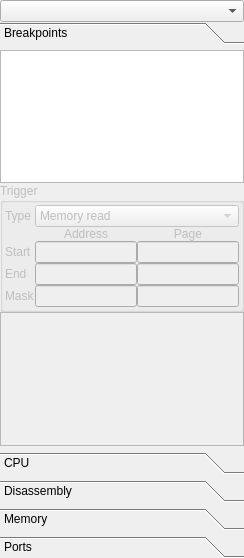
The window that gui-qt/calcdebuger.ui (labsin/TilEm) describes before a commit, drawn with Qt 5.
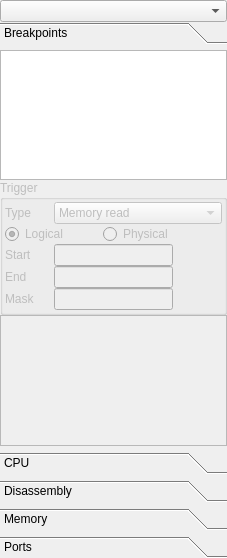
The same window after the commit. The open tabs and pages were chosen to show the change. Custom widgets are drawn as their Qt base class.

Commit message: Changed breakpoint UI to properly match internals.

What changed in the file:
```diff
--- a/gui-qt/calcdebuger.ui
+++ b/gui-qt/calcdebuger.ui
@@ -6,7 +6,7 @@
    <rect>
     <x>0</x>
     <y>0</y>
-    <width>244</width>
+    <width>227</width>
     <height>558</height>
    </rect>
   </property>
@@ -33,7 +33,7 @@
        <rect>
         <x>0</x>
         <y>0</y>
-        <width>234</width>
+        <width>217</width>
         <height>354</height>
        </rect>
       </property>
@@ -73,10 +73,10 @@
             </property>
            </widget>
           </item>
-          <item row="2" column="1">
+          <item row="2" column="1" colspan="2">
            <widget class="QLineEdit" name="le_break_start_addr">
             <property name="inputMask">
-             <string>HHHH; </string>
+             <string>HHHHHHHH; </string>
             </property>
            </widget>
           </item>
@@ -87,10 +87,10 @@
             </property>
            </widget>
           </item>
-          <item row="3" column="1">
+          <item row="3" column="1" colspan="2">
            <widget class="QLineEdit" name="le_break_end_addr">
             <property name="inputMask">
-             <string>HHHH; </string>
+             <string>HHHHHHHH; </string>
             </property>
            </widget>
           </item>
@@ -101,73 +101,7 @@
             </property>
            </widget>
           </item>
-          <item row="4" column="1">
-           <widget class="QLineEdit" name="le_break_mask_addr">
-            <property name="inputMask">
-             <string>HHHH; </string>
-            </property>
-           </widget>
-          </item>
-          <item row="2" column="2">
-           <widget class="QLineEdit" name="le_break_start_page">
-            <property name="sizePolicy">
-             <sizepolicy hsizetype="Maximum" vsizetype="Fixed">
-              <horstretch>0</horstretch>
-              <verstretch>0</verstretch>
-             </sizepolicy>
-            </property>
-            <property name="inputMask">
-             <string>HH; </string>
-            </property>
-           </widget>
-          </item>
-          <item row="3" column="2">
-           <widget class="QLineEdit" name="le_break_end_page">
-            <property name="sizePolicy">
-             <sizepolicy hsizetype="Maximum" vsizetype="Fixed">
-              <horstretch>0</horstretch>
-              <verstretch>0</verstretch>
-             </sizepolicy>
-            </property>
-            <property name="inputMask">
-             <string>HH; </string>
-            </property>
-           </widget>
-          </item>
-          <item row="4" column="2">
-           <widget class="QLineEdit" name="le_break_mask_page">
-            <property name="sizePolicy">
-             <sizepolicy hsizetype="Maximum" vsizetype="Fixed">
-              <horstretch>0</horstretch>
-              <verstretch>0</verstretch>
-             </sizepolicy>
-            </property>
-            <property name="inputMask">
-             <string>HH; </string>
-            </property>
-           </widget>
-          </item>
-          <item row="1" column="1">
-           <widget class="QLabel" name="label_30">
-            <property name="text">
-             <string>Address</string>
-            </property>
-            <property name="alignment">
-             <set>Qt::AlignCenter</set>
-            </property>
-           </widget>
-          </item>
-          <item row="1" column="2">
-           <widget class="QLabel" name="label_31">
-            <property name="text">
-             <string>Page</string>
-            </property>
-            <property name="alignment">
-             <set>Qt::AlignCenter</set>
-            </property>
-           </widget>
-          </item>
-          <item row="0" column="1" colspan="2">
+          <item row="0" column="1" colspan="3">
            <widget class="QComboBox" name="cb_break_type">
             <item>
              <property name="text">
@@ -208,6 +142,30 @@
             </property>
            </widget>
           </item>
+          <item row="1" column="0" colspan="2">
+           <widget class="QRadioButton" name="rb_break_logical">
+            <property name="text">
+             <string>Logical</string>
+            </property>
+            <property name="checked">
+             <bool>true</bool>
+            </property>
+           </widget>
+          </item>
+          <item row="1" column="2">
+           <widget class="QRadioButton" name="rb_break_physical">
+            <property name="text">
+             <string>Physical</string>
+            </property>
+           </widget>
+          </item>
+          <item row="4" column="1" colspan="2">
+           <widget class="QLineEdit" name="le_break_mask_addr">
+            <property name="inputMask">
+             <string>HHHHHHHH; </string>
+            </property>
+           </widget>
+          </item>
          </layout>
         </widget>
        </item>
```
Left out of the diff: 18 changed lines with no effect on the pictures. The commit also changes 2 other files.
